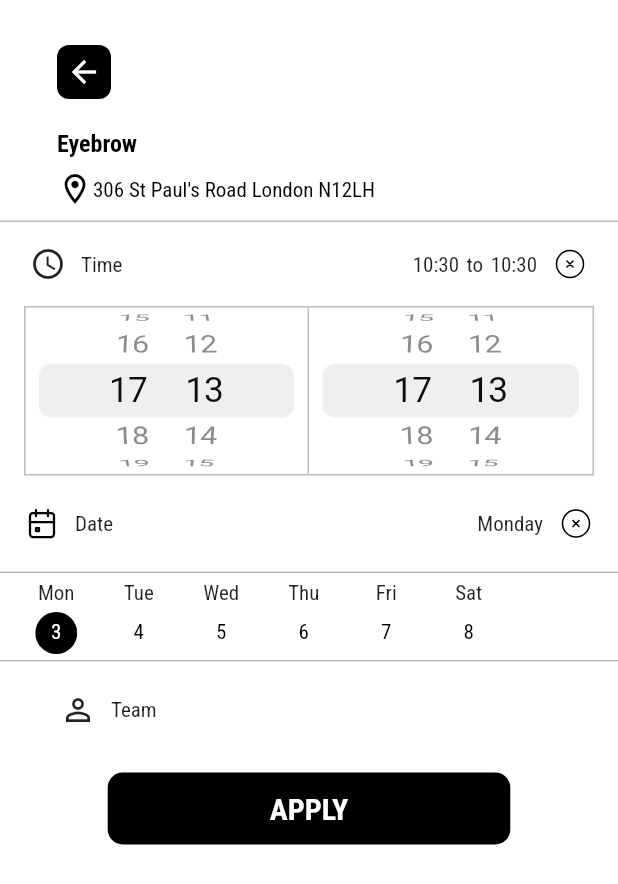
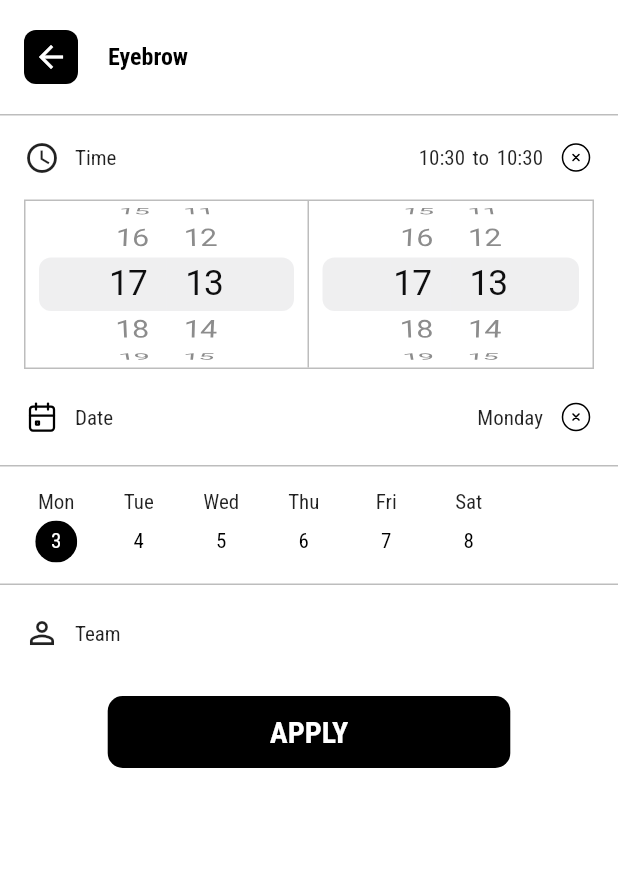
Before and after one commit to latiosthinh/mybeauty-flutter, a Flutter app: the AppointmentScreen screen opened directly, on a phone screen of 412 x 824 dp. Shown: the top 884 px of the screen. Run offline on Flutter 3.47's test engine with Material 2 defaults, Android fonts, the phone set to English and light mode, and no system bars; our stand-ins replace cloud_firestore, firebase_auth, firebase_core, firebase_storage, flutter_svg, google_fonts and 1 more; accounts and stored records are empty; generated files the repository leaves out were written again.

Commit message:
a little change in spacing, location for v2

```diff
--- a/lib/components/date_line/index.dart
+++ b/lib/components/date_line/index.dart
@@ -24,8 +24,8 @@ class _DateLineState extends State<DateLine> {
   @override
   Widget build(BuildContext context) {
     return Container(
-      padding: const EdgeInsets.only(left: 10, right: 10, top: 5),
-      height: 60,
+      padding: const EdgeInsets.only(left: 10, right: 10, top: 15),
+      height: 80,
       decoration: const BoxDecoration(
           border: Border(
               top: BorderSide(color: grayColor),
--- a/lib/screens/bookings/appointment_screen.dart
+++ b/lib/screens/bookings/appointment_screen.dart
@@ -39,38 +39,21 @@ class _AppointmentScreenScreenState extends State<AppointmentScreen> {
           children: [
             Container(
               padding: const EdgeInsets.only(
-                  top: 30, right: 38, left: 38, bottom: 9),
-              child: Column(
-                crossAxisAlignment: CrossAxisAlignment.start,
-                children: [
-                  Container(
-                      margin: const EdgeInsets.only(bottom: 20.0),
-                      child: backButton(widget.color, whiteColor,
-                          () => {Navigator.pop(context)})),
-                  Container(
-                    margin: const EdgeInsets.only(bottom: 9.0),
-                    child: Text(
-                      widget.service.name,
-                      style: TextStyle(
-                          color: widget.color,
-                          fontWeight: FontWeight.w700,
-                          fontSize: 16.0),
-                    ),
-                  ),
-                  Row(
+                  top: 20, right: 16, left: 16, bottom: 20),
+              child: Row(
                     children: [
-                      Icon(
-                        Icons.location_on_outlined,
-                        color: widget.color,
-                      ),
+                      backButton(widget.color, whiteColor,
+                          () => {Navigator.pop(context)}),
+                      const SizedBox(width: 20),
                       Text(
-                        '306 St Paul\'s Road London N12LH',
-                        style: TextStyle(color: widget.color),
+                        widget.service.name,
+                        style: TextStyle(
+                            color: widget.color,
+                            fontWeight: FontWeight.w700,
+                            fontSize: 16.0),
                       )
                     ],
-                  )
-                ],
-              ),
+                  ),
             ),
             SizedBox(
               height: 1,
@@ -82,7 +65,7 @@ class _AppointmentScreenScreenState extends State<AppointmentScreen> {
                 children: [
                   Container(
                     margin: const EdgeInsets.only(
-                        bottom: 16.0, left: 20, right: 20.0),
+                        bottom: 16.0, left: 16, right: 16.0),
                     child: Row(
                       mainAxisAlignment: MainAxisAlignment.spaceBetween,
                       children: [
@@ -202,7 +185,7 @@ class _AppointmentScreenScreenState extends State<AppointmentScreen> {
                   ),
                   Container(
                     margin: const EdgeInsets.only(
-                        bottom: 10.0, top: 20.0, left: 40.0, right: 40.0),
+                        bottom: 10.0, top: 20.0, left: 16.0, right: 16.0),
                     child: Row(
                       children: const [
                         Icon(Icons.person_outline),
```
